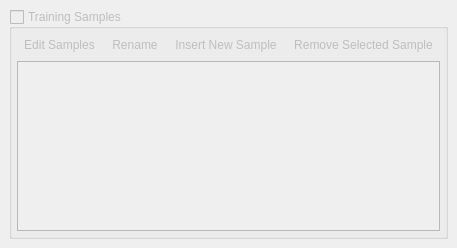
Old version of the form CDTStudio/Docks/cdttrainingsampledockwidget.ui in the repository chenguanzhou/CDTStudio.
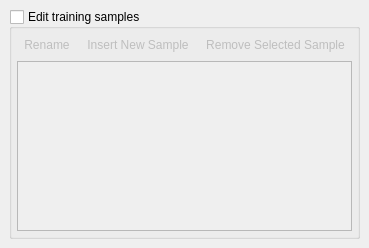
New version of the form. Icons and pictures are not drawn.

Commit message: complete refactory of CDTTrainingSampleDockWidget

Diff of the .ui file:
```diff
--- a/CDTStudio/Docks/cdttrainingsampledockwidget.ui
+++ b/CDTStudio/Docks/cdttrainingsampledockwidget.ui
@@ -2,9 +2,6 @@
 <ui version="4.0">
  <class>CDTTrainingSampleDockWidget</class>
  <widget class="QDockWidget" name="CDTTrainingSampleDockWidget">
-  <property name="enabled">
-   <bool>false</bool>
-  </property>
   <property name="geometry">
    <rect>
     <x>0</x>
@@ -27,7 +24,7 @@
        </sizepolicy>
       </property>
       <property name="title">
-       <string>Training Samples</string>
+       <string>Edit training samples</string>
       </property>
       <property name="checkable">
        <bool>true</bool>
@@ -68,32 +65,6 @@
             <property name="spacing">
              <number>3</number>
             </property>
-            <item>
-             <widget class="QToolButton" name="toolButtonEditSample">
-              <property name="toolTip">
-               <string>Edit Samples</string>
-              </property>
-              <property name="text">
-               <string>Edit Samples</string>
-              </property>
-              <property name="icon">
-               <iconset resource="../../resource.qrc">
-                <normaloff>:/Icon/Edit.png</normaloff>:/Icon/Edit.png</iconset>
-              </property>
-              <property name="iconSize">
-               <size>
-                <width>16</width>
-                <height>16</height>
-               </size>
-              </property>
-              <property name="checkable">
-               <bool>true</bool>
-              </property>
-              <property name="autoRaise">
-               <bool>true</bool>
-              </property>
-             </widget>
-            </item>
             <item>
              <widget class="QToolButton" name="toolButtonSampleRename">
               <property name="toolTip">
@@ -119,9 +90,6 @@
             </item>
             <item>
              <widget class="QToolButton" name="toolButtonNewSample">
-              <property name="enabled">
-               <bool>false</bool>
-              </property>
               <property name="toolTip">
                <string>Insert New Sample</string>
               </property>
@@ -145,9 +113,6 @@
             </item>
             <item>
              <widget class="QToolButton" name="toolButtonRemoveSelected">
-              <property name="enabled">
-               <bool>false</bool>
-              </property>
               <property name="toolTip">
                <string>Remove Selected Sample</string>
               </property>
```
Left out of the diff: 2 changed lines with no effect on the pictures. The commit also changes 9 other files.
